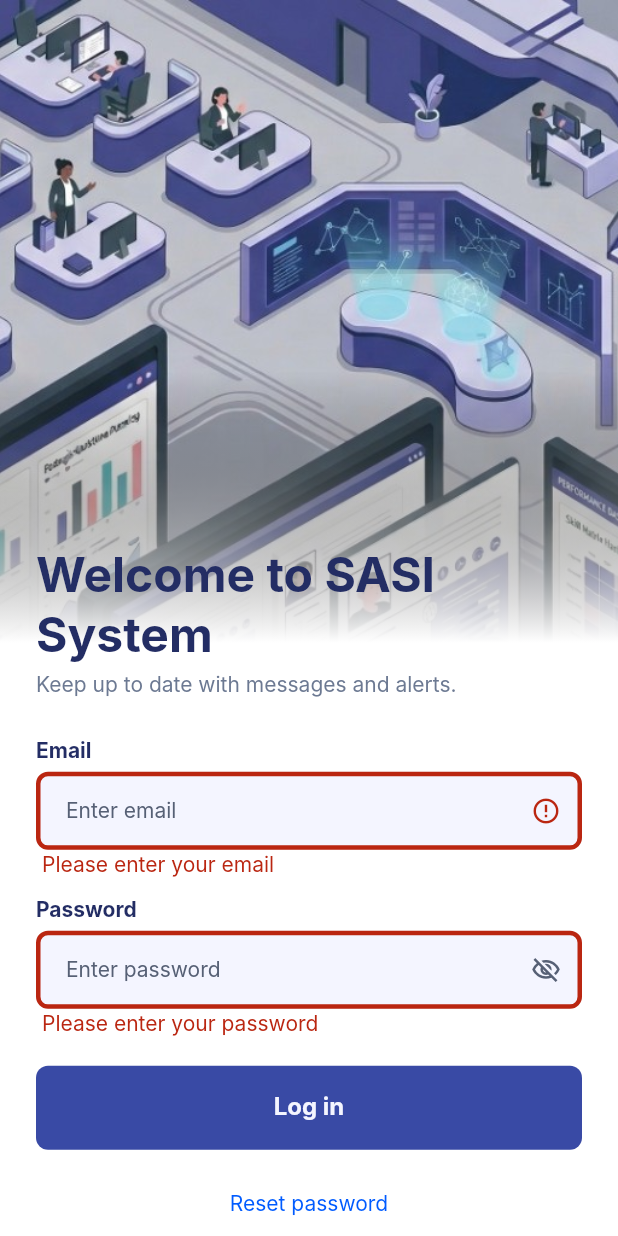
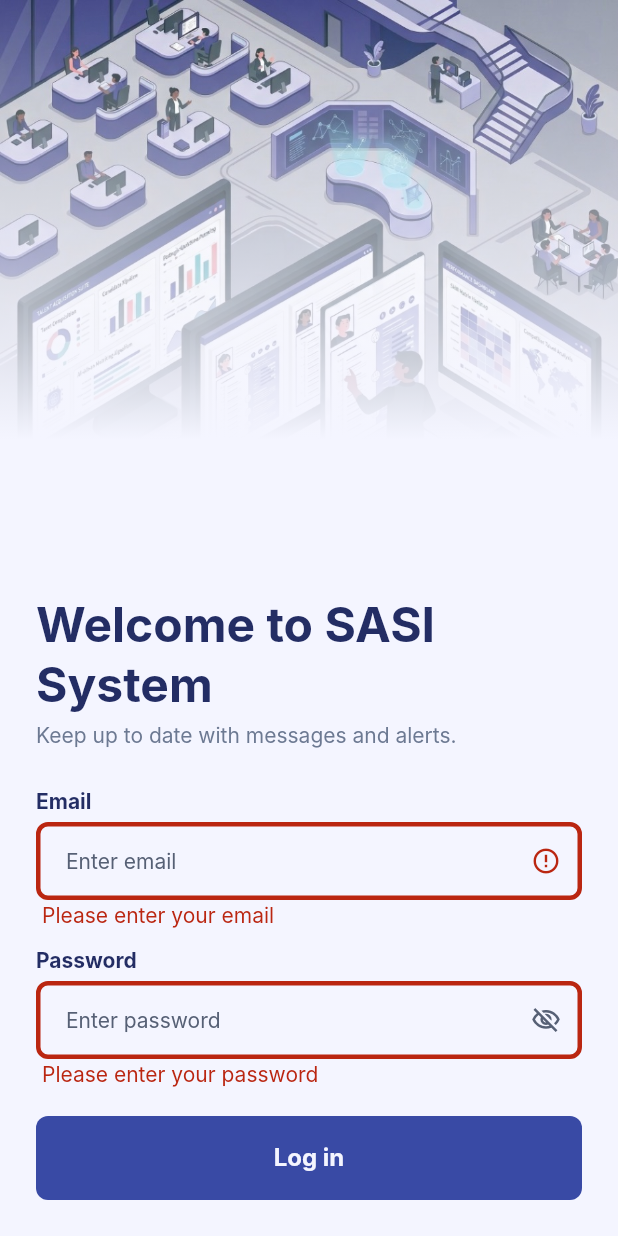
Before and after one commit to EduSicsu/sasi_cowork_flutter_test_040326, a Flutter app: the screen it shows after launch, after a tap on "Log in", on a phone screen of 412 x 824 dp. Run offline on Flutter 3.47's test engine with Material 3 defaults, Android fonts, the phone set to English and light mode, and no system bars; our stand-ins replace dio, equatable, flutter_bloc, flutter_secure_storage, get_it; Roboto replaces fonts that are missing (Inter).

Commit message:
New home screen

```diff
--- a/apps/sasi_cowork/lib/app/features/login/login_page.dart
+++ b/apps/sasi_cowork/lib/app/features/login/login_page.dart
@@ -30,8 +30,8 @@ class LoginPage extends StatelessWidget {
     return BlocListener<LoginCubit, LoginState>(
       listener: _handleState,
       child: const Scaffold(
-        backgroundColor: Colors.white,
-        body: _LoginBody(),
+        backgroundColor: SumePrimitives.indigo10,
+        body: const _LoginBody(),
       ),
     );
   }
@@ -67,55 +67,59 @@ class _LoginBody extends StatelessWidget {
 
   @override
   Widget build(BuildContext context) {
-    final screenHeight = MediaQuery.of(context).size.height;
-
     return Stack(
       children: [
-        // Background image — full screen, no overlap risk
-        Positioned.fill(
-          child: Image.asset(
+        // Back layer: image + gradient (under the form)
+        Positioned(
+          top: 0,
+          left: 0,
+          right: 0,
+          height: 396.0,
+          child: Stack(
+            fit: StackFit.expand,
+            children: [
+              Image.asset(
                 'assets/images/login_background.png',
                 fit: BoxFit.cover,
                 alignment: Alignment.topCenter,
               ),
-        ),
-        // Gradient: image visible at top, fully white from 55 % downward
-        Positioned.fill(
-          child: DecoratedBox(
+              const DecoratedBox(
                 decoration: BoxDecoration(
                   gradient: LinearGradient(
                     begin: Alignment.topCenter,
                     end: Alignment.bottomCenter,
-                stops: const [0.30, 0.52, 1.0],
-                colors: const [
-                  Colors.transparent,
-                  Colors.white,
-                  Colors.white,
+                    stops: [0.0, 0.74],
+                    colors: [
+                      Color(0x00F4F5FF),
+                      Color(0xFFF4F5FF),
                     ],
                   ),
                 ),
               ),
+            ],
           ),
-        // Scrollable content — sits on top of the white zone, never over the image
-        SingleChildScrollView(
-          child: Column(
-            crossAxisAlignment: CrossAxisAlignment.stretch,
-            children: [
-              // Transparent spacer — lets the illustration show through
-              SizedBox(height: screenHeight * 0.44),
-              Padding(
-                padding: const EdgeInsets.symmetric(
-                  horizontal: AppTokens.spaceXxl,
+        ),
+        // Front layer: container with texts and buttons (on top of the stack above)
+        Positioned(
+          top: 0,
+          left: 0,
+          right: 0,
+          bottom: 0,
+          child: SingleChildScrollView(
+            padding: EdgeInsets.only(
+              left: AppTokens.spaceXxl,
+              right: AppTokens.spaceXxl,
+              bottom: MediaQuery.of(context).viewPadding.bottom + 24,
             ),
             child: Column(
               crossAxisAlignment: CrossAxisAlignment.stretch,
               children: [
+                const SizedBox(height: 396.0),
                 Text(
                   'Welcome to SASI System',
-                      style: Theme.of(context)
-                          .textTheme
-                          .headlineMedium
-                          ?.copyWith(fontWeight: FontWeight.bold),
+                  style: Theme.of(context).textTheme.headlineMedium?.copyWith(
+                        fontWeight: FontWeight.bold,
+                      ),
                 ),
                 const SizedBox(height: AppTokens.spaceXs),
                 Text(
@@ -129,8 +133,6 @@ class _LoginBody extends StatelessWidget {
               ],
             ),
           ),
-            ],
-          ),
         ),
       ],
     );
```
Lines whose indentation alone changed are shown as unchanged.
